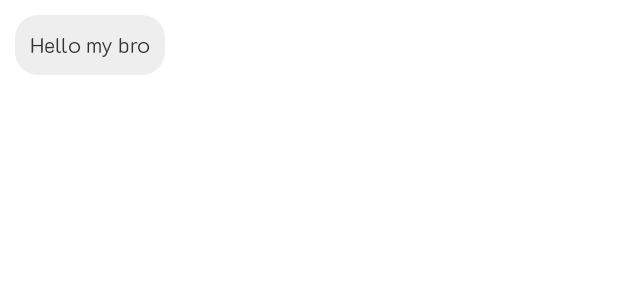
After one commit to KingKoval/LeemChat, an Android app: the layout receive_message_item.xml on its own in the app's theme, with its tools: preview values and no code run, on a phone screen of 412 x 824 dp. The commit adds this screen. Shown: the top 300 px of the screen. Run offline under Robolectric (Android 15) with nearby library versions, the phone set to English and light mode, and no system bars.

Commit message:
updated project

```diff
--- a/app/src/main/AndroidManifest.xml
+++ b/app/src/main/AndroidManifest.xml
@@ -10,7 +10,7 @@
         android:supportsRtl="true"
         android:theme="@style/Theme.LeemChat">
         <activity
-            android:name=".adapter.ChatActivity"
+            android:name=".activity.ChatActivity"
             android:exported="false" />
         <activity
             android:name=".activity.RegistrationActivity"
--- a/app/src/main/java/com/kingkoval/leemchat/activity/ChatActivity.kt
+++ b/app/src/main/java/com/kingkoval/leemchat/activity/ChatActivity.kt
@@ -1,4 +1,4 @@
-package com.kingkoval.leemchat.adapter
+package com.kingkoval.leemchat.activity
 
 import androidx.appcompat.app.AppCompatActivity
 import android.os.Bundle
--- a/app/src/main/java/com/kingkoval/leemchat/activity/MainActivity.kt
+++ b/app/src/main/java/com/kingkoval/leemchat/activity/MainActivity.kt
@@ -14,7 +14,7 @@ import com.google.firebase.database.FirebaseDatabase
 import com.google.firebase.database.ValueEventListener
 import com.google.firebase.ktx.Firebase
 import com.kingkoval.leemchat.R
-import com.kingkoval.leemchat.User
+import com.kingkoval.leemchat.model.User
 import com.kingkoval.leemchat.adapter.UsersAdapter
 import kotlinx.android.synthetic.main.activity_main.*
 
--- a/app/src/main/java/com/kingkoval/leemchat/activity/RegistrationActivity.kt
+++ b/app/src/main/java/com/kingkoval/leemchat/activity/RegistrationActivity.kt
@@ -22,7 +22,7 @@ import com.google.firebase.database.FirebaseDatabase
 import com.google.firebase.ktx.Firebase
 import com.google.firebase.storage.FirebaseStorage
 import com.kingkoval.leemchat.R
-import com.kingkoval.leemchat.User
+import com.kingkoval.leemchat.model.User
 import kotlinx.android.synthetic.main.activity_registration.*
 import java.util.*
 
--- a/app/src/main/java/com/kingkoval/leemchat/activity/SplashScreenActivity.kt
+++ b/app/src/main/java/com/kingkoval/leemchat/activity/SplashScreenActivity.kt
@@ -55,7 +55,8 @@ class SplashScreenActivity : AppCompatActivity() {
                     overridePendingTransition(R.anim.fade_in, R.anim.fade_out)
                     finish()
                 } else{
-                    startActivity(Intent(this@SplashScreenActivity, LoginActivity::class.java))
+//                    startActivity(Intent(this@SplashScreenActivity, LoginActivity::class.java))
+                    startActivity(Intent(this@SplashScreenActivity, ChatActivity::class.java))
                     overridePendingTransition(R.anim.fade_in, R.anim.fade_out)
                     finish()
                 }
--- a/app/src/main/java/com/kingkoval/leemchat/adapter/UsersAdapter.kt
+++ b/app/src/main/java/com/kingkoval/leemchat/adapter/UsersAdapter.kt
@@ -1,18 +1,15 @@
 package com.kingkoval.leemchat.adapter
 
 import android.content.Context
-import android.content.Intent
 import android.view.LayoutInflater
 import android.view.View
 import android.view.ViewGroup
 import android.widget.ImageView
 import android.widget.TextView
-import androidx.core.content.ContextCompat.startActivity
 import androidx.recyclerview.widget.RecyclerView
 import com.bumptech.glide.Glide
 import com.kingkoval.leemchat.R
-import com.kingkoval.leemchat.User
-import com.kingkoval.leemchat.activity.RegistrationActivity
+import com.kingkoval.leemchat.model.User
 
 class UsersAdapter(val context: Context, val users: ArrayList<User>): RecyclerView.Adapter<UsersAdapter.MyViewHolder>() {
 
--- a/app/src/main/java/com/kingkoval/leemchat/model/User.kt
+++ b/app/src/main/java/com/kingkoval/leemchat/model/User.kt
@@ -1,4 +1,4 @@
-package com.kingkoval.leemchat
+package com.kingkoval.leemchat.model
 
 import android.provider.ContactsContract
 
--- /dev/null
+++ b/app/src/main/res/layout/receive_message_item.xml
@@ -0,0 +1,18 @@
+<?xml version="1.0" encoding="utf-8"?>
+<RelativeLayout
+    xmlns:android="http://schemas.android.com/apk/res/android"
+    android:layout_width="match_parent"
+    android:layout_height="wrap_content"
+    android:padding="10dp">
+
+    <TextView
+        android:id="@+id/tv_receive_message"
+        android:layout_width="wrap_content"
+        android:layout_height="wrap_content"
+        android:padding="10dp"
+        android:background="@drawable/bg_receive_message"
+        android:fontFamily="@font/texpisans_light"
+        android:text="Hello my bro"
+        android:textColor="@color/dark_text"/>
+
+</RelativeLayout>
--- a/app/src/main/res/values/colors.xml
+++ b/app/src/main/res/values/colors.xml
@@ -11,6 +11,7 @@
     <color name="green_600">#4E9F3D</color>
     <color name="green_900">#1E5128</color>
     <color name="grey">#D8656565</color>
-
+    <color name="grey_light">#eeeeee</color>
+    <color name="dark_text">#323232</color>
     <color name="mtrl_textinput_default_box_stroke_color" tools:override="true">@color/lime_200</color>
 </resources>
```
Also changed, not shown: app/src/main/res/drawable/bg_edit_text.xml (+4 -4 lines), app/src/main/res/drawable/ic_baseline_send_24.xml (added, +14 -0 lines), app/src/main/res/layout/activity_chat.xml (+56 -12 lines), app/src/main/res/layout/send_message_item.xml (added, +19 -0 lines).
